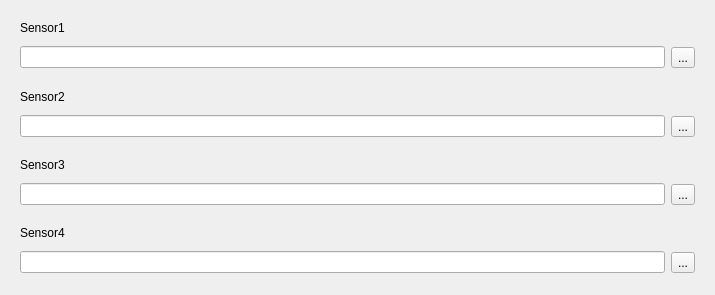
Qt form dialogs/nodeparametersmildialog.ui (L-Net-1992/ADAS_AD_Developer) before a commit.
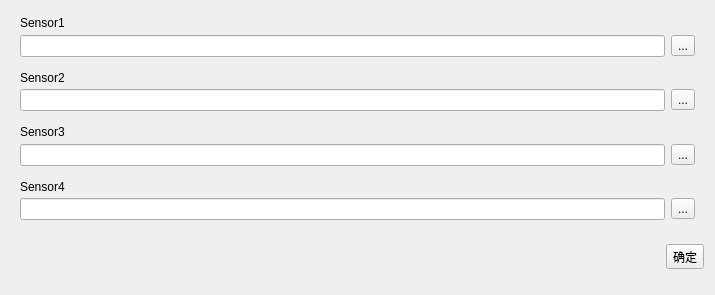
The same form after that commit. Icons and pictures are not drawn.

Commit message: mil数据输入界面增加确定关闭按钮

Patch:
```diff
--- a/dialogs/nodeparametersmildialog.ui
+++ b/dialogs/nodeparametersmildialog.ui
@@ -270,6 +270,47 @@
      </layout>
     </widget>
    </item>
+   <item>
+    <widget class="QWidget" name="widget_9" native="true">
+     <layout class="QHBoxLayout" name="horizontalLayout_5">
+      <property name="spacing">
+       <number>0</number>
+      </property>
+      <property name="leftMargin">
+       <number>0</number>
+      </property>
+      <property name="topMargin">
+       <number>0</number>
+      </property>
+      <property name="rightMargin">
+       <number>0</number>
+      </property>
+      <property name="bottomMargin">
+       <number>0</number>
+      </property>
+      <item>
+       <spacer name="horizontalSpacer">
+        <property name="orientation">
+         <enum>Qt::Horizontal</enum>
+        </property>
+        <property name="sizeHint" stdset="0">
+         <size>
+          <width>40</width>
+          <height>20</height>
+         </size>
+        </property>
+       </spacer>
+      </item>
+      <item>
+       <widget class="QToolButton" name="tb_ok">
+        <property name="text">
+         <string>确定</string>
+        </property>
+       </widget>
+      </item>
+     </layout>
+    </widget>
+   </item>
   </layout>
  </widget>
  <resources>
```
Left out of the diff: 19 changed lines with no effect on the pictures.
